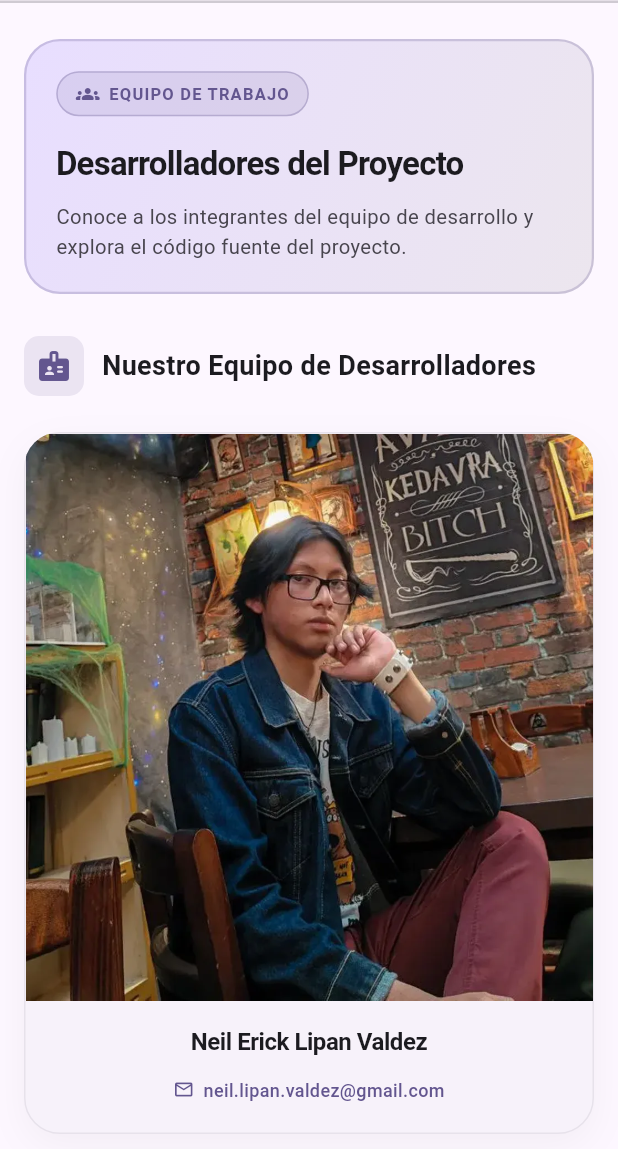
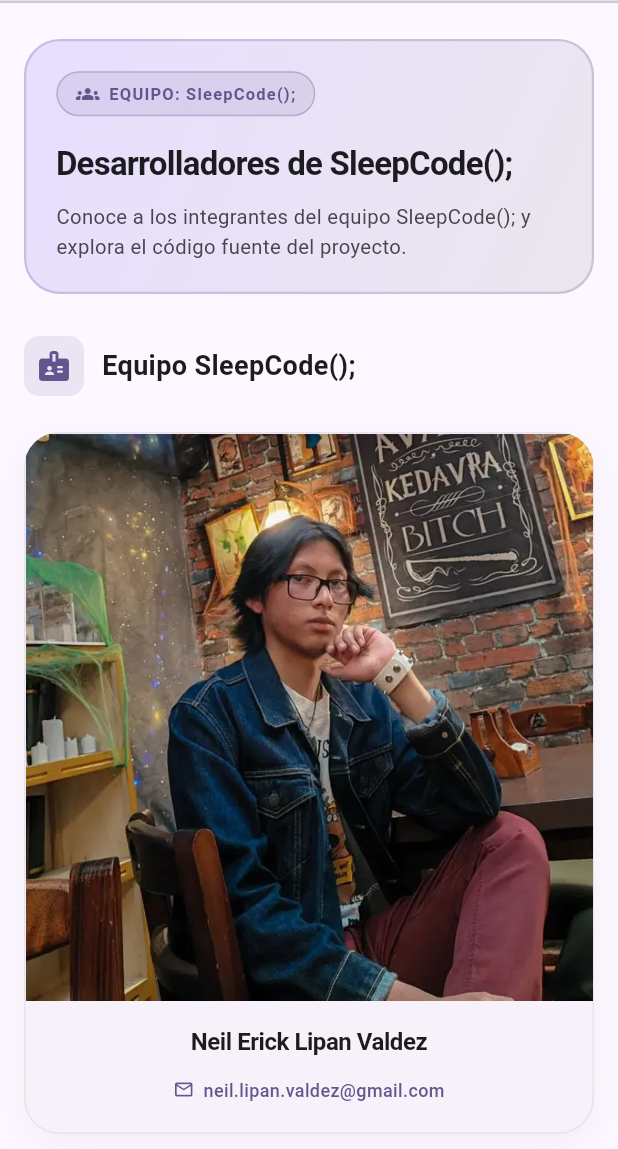
Before and after one commit to marinobc/algorithm, a Flutter app: the ContactScreen widget shown alone on an empty page, opened directly, on a phone screen of 412 x 824 dp, the part 87-1236 px from its top. Run offline on Flutter 3.47's test engine with Material 3 defaults, Android fonts, the phone set to English and light mode, and no system bars; our stand-ins replace flutter_dotenv, flutter_markdown, flutter_riverpod, flutter_svg, google_generative_ai, shared_preferences and 2 more; missing offline and left inert: dart:js_interop; accounts and stored records are empty; network calls fail; project files that could hold a hidden picture were left out.

Commit message:
docs(contact): add SleepCode(); team branding in contact screen

```diff
--- a/lib/ui/screens/contact_screen.dart
+++ b/lib/ui/screens/contact_screen.dart
@@ -81,7 +81,7 @@ class ContactScreen extends StatelessWidget {
                     ),
                     const SizedBox(width: 12),
                     Text(
-                      'Nuestro Equipo de Desarrolladores',
+                      'Equipo SleepCode();',
                       style: TextStyle(
                         fontSize: width > 600 ? 22 : 18,
                         fontWeight: FontWeight.bold,
@@ -226,7 +226,7 @@ class ContactScreen extends StatelessWidget {
                 ),
                 const SizedBox(width: 6),
                 Text(
-                  'EQUIPO DE TRABAJO',
+                  'EQUIPO: SleepCode();',
                   style: TextStyle(
                     fontSize: 11,
                     fontWeight: FontWeight.bold,
@@ -239,7 +239,7 @@ class ContactScreen extends StatelessWidget {
           ),
           const SizedBox(height: 16),
           Text(
-            'Desarrolladores del Proyecto',
+            'Desarrolladores de SleepCode();',
             style: TextStyle(
               fontSize: width > 600 ? 30 : 22,
               fontWeight: FontWeight.bold,
@@ -249,7 +249,7 @@ class ContactScreen extends StatelessWidget {
           ),
           const SizedBox(height: 10),
           Text(
-            'Conoce a los integrantes del equipo de desarrollo y explora el código fuente del proyecto.',
+            'Conoce a los integrantes del equipo SleepCode(); y explora el código fuente del proyecto.',
             style: TextStyle(
               fontSize: width > 600 ? 15 : 13.5,
               height: 1.5,
```
